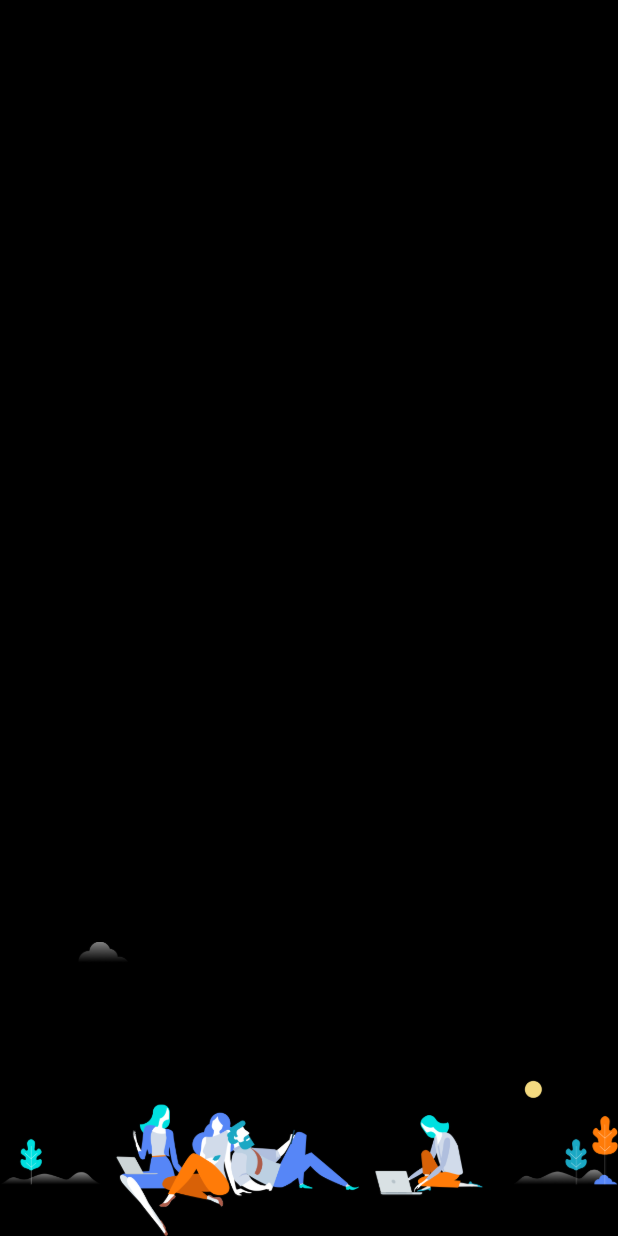
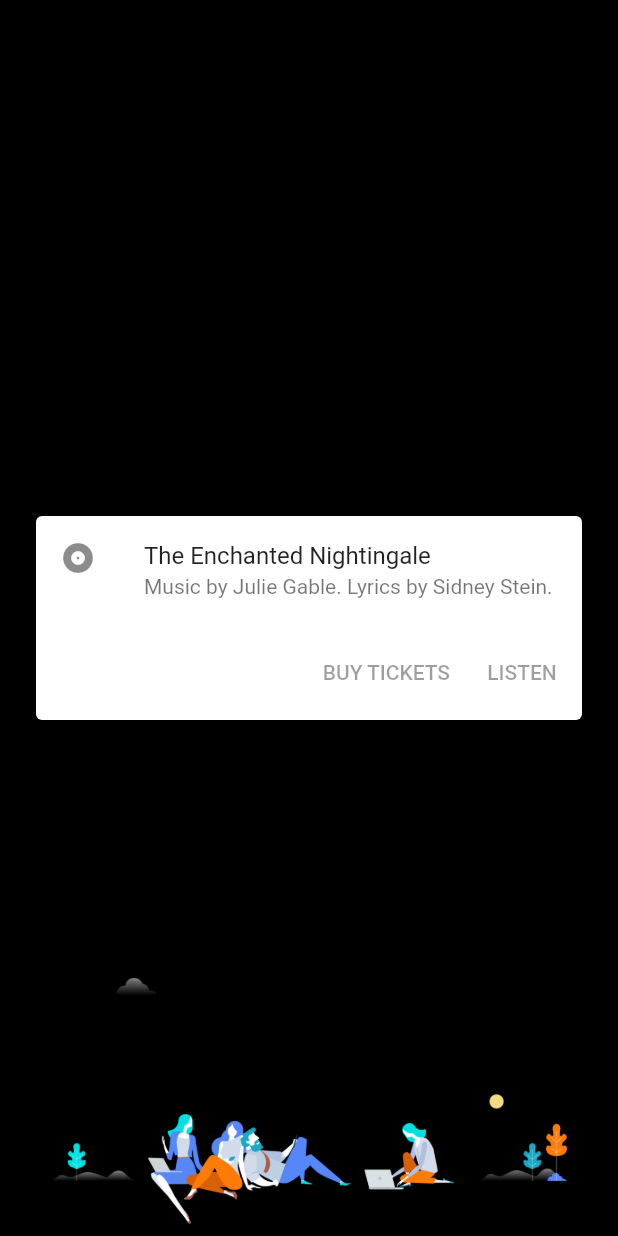
Before and after one commit to ankush3003/ToDo_Flutter, a Flutter app: the screen it shows after launch, on a phone screen of 412 x 824 dp. Run offline on Flutter 3.47's test engine with Material 2 defaults, Android fonts, the phone set to English and light mode, and no system bars.

Commit message:
Login page design in progress

```diff
--- a/lib/main.dart
+++ b/lib/main.dart
@@ -1,32 +1,11 @@
 import 'package:flutter/material.dart';
+import 'package:todoapp/screens/LoginPage.dart';
 
 void main() => runApp(ToDoApp());
 
 class ToDoApp extends StatelessWidget {
   @override
   Widget build(BuildContext context) {
-    return MaterialApp(
-      home: Scaffold(
-        backgroundColor: Colors.black,
-        /*appBar: AppBar(
-            leading: Padding(
-              padding: EdgeInsets.all(8.0),
-              child: Image(
-                image: AssetImage('images/launcher.png'),
-              ),
-            ),
-            title: Text("ToDo App"),
-            backgroundColor: Colors.blueGrey[900],
-          ),*/
-        body: Container(
-          child: Align(
-            alignment: Alignment.bottomCenter,
-            child: Image(
-              image: AssetImage('images/login_bg.png'),
-            ),
-          ),
-        ),
-      ),
-    );
+    return MaterialApp(home: LoginPage());
   }
 }
--- /dev/null
+++ b/lib/screens/LoginPage.dart
@@ -0,0 +1,137 @@
+import 'package:flutter/material.dart';
+
+class LoginPage extends StatefulWidget {
+  @override
+  _LoginPageState createState() => _LoginPageState();
+}
+
+class _LoginPageState extends State<LoginPage> {
+  @override
+  Widget build(BuildContext context) {
+    return Scaffold(
+      backgroundColor: Colors.black,
+      body: SafeArea(
+        child: Container(
+          child: Stack(
+            children: <Widget>[
+              getLoginCardview(),
+              getPageBottomImage(),
+            ],
+          ),
+        ),
+      ),
+    );
+  }
+}
+
+Widget getPageBottomImage() {
+  return Positioned(
+    bottom: 0.0,
+    left: 0.0,
+    right: 0.0,
+    height: 180.0,
+    child: Padding(
+      padding: EdgeInsets.all(8.0),
+      child: Image(
+        image: AssetImage('images/login_bg.png'),
+      ),
+    ),
+  );
+}
+
+Widget getLoginCardview() {
+  return Center(
+    child: Card(
+      margin: EdgeInsets.all(24.0),
+      child: Column(
+        mainAxisSize: MainAxisSize.min,
+        children: <Widget>[
+          ListTile(
+            leading: Icon(Icons.album),
+            title: Text('The Enchanted Nightingale'),
+            subtitle: Text('Music by Julie Gable. Lyrics by Sidney Stein.'),
+          ),
+          ButtonBar(
+            children: <Widget>[
+              FlatButton(
+                child: const Text('BUY TICKETS'),
+              ),
+              FlatButton(
+                child: const Text('LISTEN'),
+              ),
+            ],
+          ),
+        ],
+      ),
+    ),
+  );
+}
+
+Widget getLoginCard() {
+  return new Container(
+    width: double.infinity,
+//      height: ScreenUtil.getInstance().setHeight(500),
+    margin: EdgeInsets.only(left: 50.0, right: 50.0),
+    padding: EdgeInsets.only(bottom: 1),
+    decoration: BoxDecoration(
+        color: Colors.white,
+        borderRadius: BorderRadius.circular(8.0),
+        boxShadow: [
+          BoxShadow(
+              color: Colors.black12,
+              offset: Offset(0.0, 15.0),
+              blurRadius: 15.0),
+          BoxShadow(
+              color: Colors.black12,
+              offset: Offset(0.0, -10.0),
+              blurRadius: 10.0),
+        ]),
+    child: Padding(
+      padding: EdgeInsets.only(left: 16.0, right: 16.0, top: 16.0),
+      child: Column(
+        crossAxisAlignment: CrossAxisAlignment.start,
+        children: <Widget>[
+          Text("Login",
+              style: TextStyle(
+                  fontSize: 45, fontFamily: "Poppins-Bold", letterSpacing: .6)),
+          SizedBox(
+            height: 30,
+          ),
+          Text("Username",
+              style: TextStyle(fontFamily: "Poppins-Medium", fontSize: 26)),
+          TextField(
+            decoration: InputDecoration(
+                hintText: "username",
+                hintStyle: TextStyle(color: Colors.grey, fontSize: 12.0)),
+          ),
+          SizedBox(
+            height: 30,
+          ),
+          Text("PassWord",
+              style: TextStyle(fontFamily: "Poppins-Medium", fontSize: 26)),
+          TextField(
+            obscureText: true,
+            decoration: InputDecoration(
+                hintText: "Password",
+                hintStyle: TextStyle(color: Colors.grey, fontSize: 12.0)),
+          ),
+          SizedBox(
+            height: 35,
+          ),
+          Row(
+            mainAxisAlignment: MainAxisAlignment.end,
+            children: <Widget>[
+              Text(
+                "Forgot Password?",
+                style: TextStyle(
+                    color: Colors.blue,
+                    fontFamily: "Poppins-Medium",
+                    fontSize: 28),
+              )
+            ],
+          )
+        ],
+      ),
+    ),
+  );
+}
```
